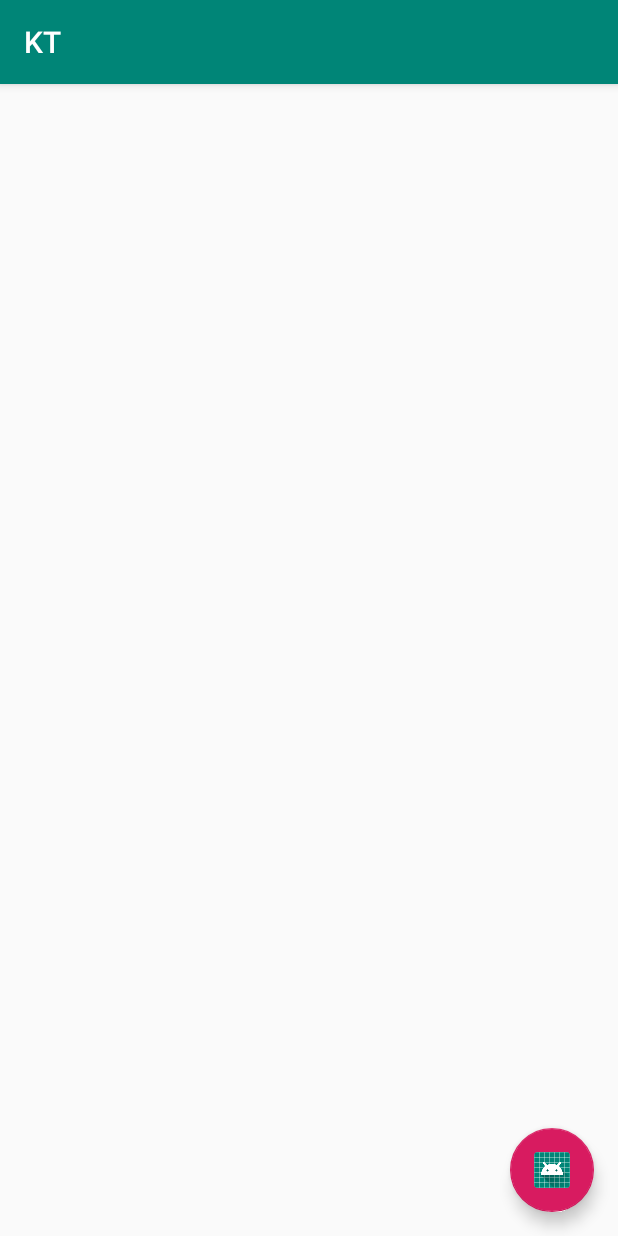
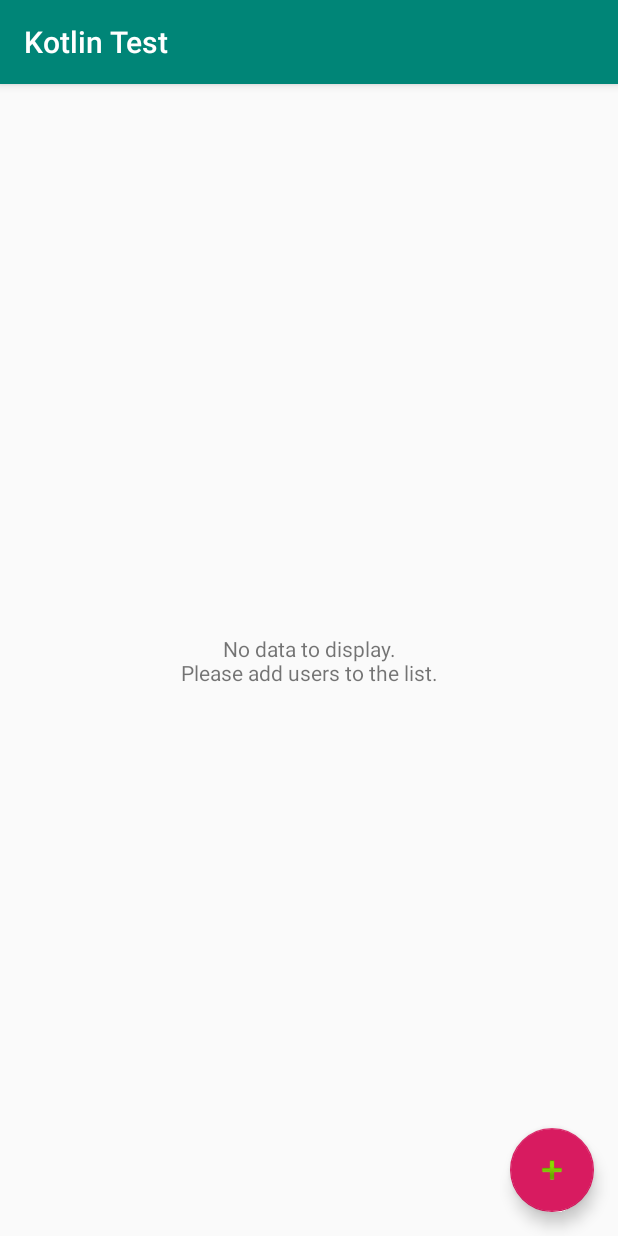
Before and after one commit to ritesh-karmare/Kotlin-Sample, an Android app: the UsersListActivity screen opened directly, with no data from a screen before it, on a phone screen of 412 x 824 dp. Run offline under Robolectric (Android 15) with nearby library versions, the phone set to English and light mode, and no system bars; our stand-ins replace Room's generated code, data binding.

Commit message:
changed appName, fabIcon, screenShots and kotlin banner

```diff
--- a/app/src/main/res/values/strings.xml
+++ b/app/src/main/res/values/strings.xml
@@ -1,3 +1,3 @@
 <resources>
-    <string name="app_name">KT</string>
+    <string name="app_name">Kotlin Test</string>
 </resources>
--- a/featureRoom/src/main/java/com/example/room/allUsers/UsersListActivity.kt
+++ b/featureRoom/src/main/java/com/example/room/allUsers/UsersListActivity.kt
@@ -1,7 +1,6 @@
 package com.example.room.allUsers
 
 import android.content.Intent
-
 import android.os.Bundle
 import android.view.View
 import androidx.appcompat.app.AppCompatActivity
@@ -17,7 +16,6 @@ import com.example.room.utils.LinearLayoutManagerWrapper
 import com.example.room.utils.SwipeToDeleteCallback
 import com.google.android.material.snackbar.Snackbar
 import org.jetbrains.anko.AnkoLogger
-import org.jetbrains.anko.toast
 
 
 class UsersListActivity : AppCompatActivity(), AnkoLogger {
@@ -49,14 +47,23 @@ class UsersListActivity : AppCompatActivity(), AnkoLogger {
         dataBinding.lifecycleOwner = this
     }
 
+    // Observer the data changed in the DB (User added/deleted)
     private fun setUpObserver() {
         userViewModel.getAllUsers().observe(this, Observer {
-            usersAdapter.setUsers(it)
-            dataBinding.rvUsers.scrollToPosition(usersAdapter.itemCount - 1)
-            toast("New data added successfully")
+            if (it.isEmpty()){
+                dataBinding.rvUsers.visibility = View.GONE
+                dataBinding.tvNoData.visibility = View.VISIBLE
+            }else{
+                usersAdapter.setUsers(it)
+                dataBinding.rvUsers.scrollToPosition(usersAdapter.itemCount - 1)
+
+                dataBinding.rvUsers.visibility = View.VISIBLE
+                dataBinding.tvNoData.visibility = View.GONE
+            }
         })
     }
 
+    // init RecyclerView
     private fun initRecyclerView() {
         dataBinding.rvUsers.layoutManager = LinearLayoutManagerWrapper(this)
         dataBinding.rvUsers.addItemDecoration(
@@ -69,6 +76,7 @@ class UsersListActivity : AppCompatActivity(), AnkoLogger {
         dataBinding.rvUsers.adapter = usersAdapter
     }
 
+    // Init swipeListener to delete user by implementing SwipeToDeleteCallback
     private fun initSwipeListener() {
         ItemTouchHelper(object : SwipeToDeleteCallback(this) {
             override fun onSwiped(viewHolder: RecyclerView.ViewHolder, i: Int) {
@@ -77,6 +85,7 @@ class UsersListActivity : AppCompatActivity(), AnkoLogger {
         }).attachToRecyclerView(dataBinding.rvUsers)
     }
 
+    // Delete the item from list on swipe
     private fun deleteItem(position: Int) {
         val item = usersAdapter.getItem(position)
         userViewModel.deleteUser(item.userId)
@@ -88,6 +97,7 @@ class UsersListActivity : AppCompatActivity(), AnkoLogger {
         snackbar.show()
     }
 
+    // on addUser fab click
     fun fabClick(view: View) {
         startActivity(Intent(this, AddUserActivity::class.java))
     }
--- a/featureRoom/src/main/res/layout/activity_user_list.xml
+++ b/featureRoom/src/main/res/layout/activity_user_list.xml
@@ -1,10 +1,12 @@
 <?xml version="1.0" encoding="utf-8"?>
 
 <layout
+        xmlns:tools="http://schemas.android.com/tools"
         xmlns:android="http://schemas.android.com/apk/res/android"
         xmlns:app="http://schemas.android.com/apk/res-auto">
 
     <data>
+
         <variable
                 name="viewModel"
                 type="com.example.room.allUsers.UserViewModel"/>
@@ -14,6 +16,18 @@
             android:layout_width="match_parent"
             android:layout_height="match_parent"
             >
+
+        <TextView
+                android:text="@string/no_data"
+                android:layout_width="wrap_content"
+                android:layout_height="wrap_content"
+                android:id="@+id/tv_no_data"
+                app:layout_constraintTop_toTopOf="parent"
+                app:layout_constraintStart_toStartOf="parent"
+                app:layout_constraintEnd_toEndOf="parent"
+                app:layout_constraintBottom_toBottomOf="parent"
+                android:gravity="center"
+                android:visibility="gone"/>
 
         <androidx.recyclerview.widget.RecyclerView
                 android:layout_width="0dp"
@@ -31,7 +45,7 @@
                 android:id="@+id/fab"
                 android:layout_width="wrap_content"
                 android:layout_height="wrap_content"
-                android:src="@mipmap/ic_launcher_round"
+                android:src="@android:drawable/ic_input_add"
                 android:onClick="fabClick"
                 app:fabSize="normal"
                 android:layout_marginBottom="16dp"
--- a/featureRoom/src/main/res/values/strings.xml
+++ b/featureRoom/src/main/res/values/strings.xml
@@ -1,3 +1,4 @@
 <resources>
     <string name="app_name">FeatureRoom</string>
+    <string name="no_data">No data to display.\nPlease add users to the list.</string>
 </resources>
```
Also changed, not shown: 7 other files.
